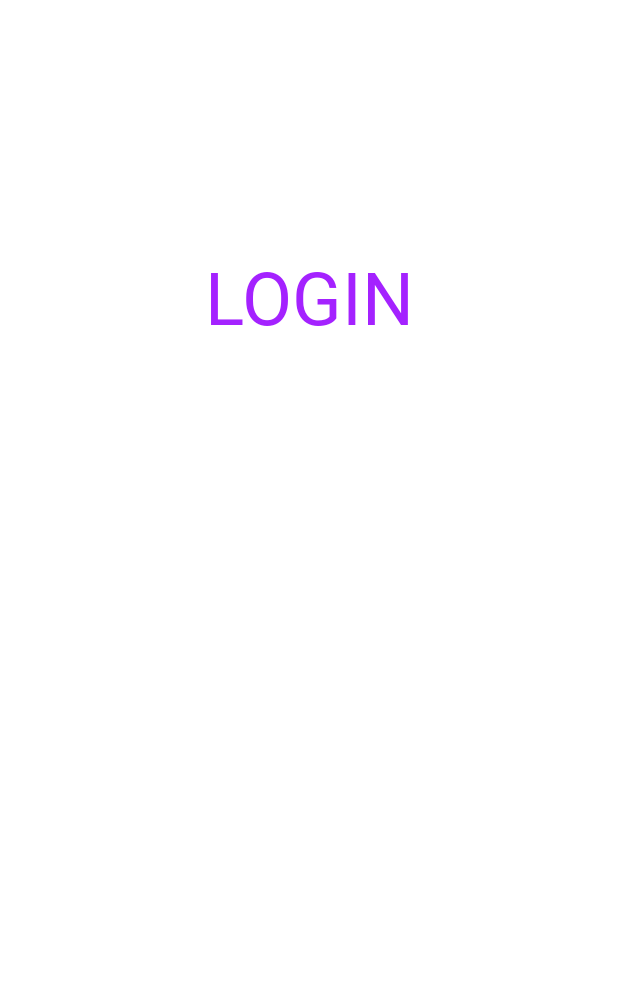
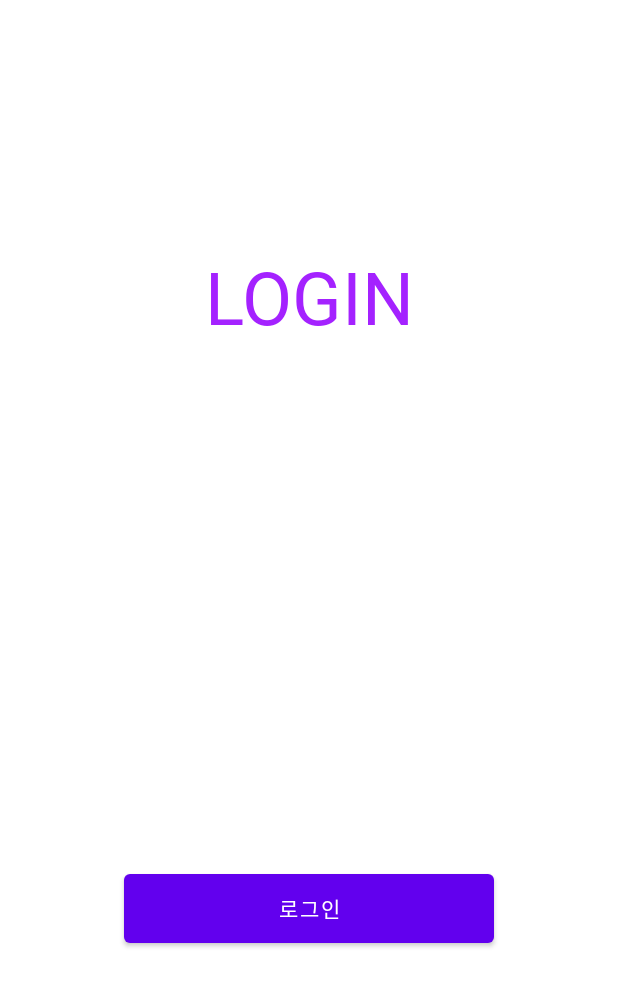
Before and after one commit to hanchang97/Wanna-Movie, an Android app: the screen it shows after launch (LoginActivity), on a phone screen of 412 x 824 dp. Shown: the top 986 px of the screen. Run offline under Robolectric (Android 15) with nearby library versions, the phone set to English and light mode, and no system bars.

Commit message:
로그인 화면  수정 중

```diff
--- a/app/src/main/res/layout/activity_login.xml
+++ b/app/src/main/res/layout/activity_login.xml
@@ -5,6 +5,8 @@
     xmlns:app="http://schemas.android.com/apk/res-auto">
 
     <!-- guideline start -->
+
+    <!-- horizontal -->
     <androidx.constraintlayout.widget.Guideline
         android:id="@+id/guideline_horizontal_20"
         android:layout_width="0dp"
@@ -19,6 +21,39 @@
         android:orientation="horizontal"
         app:layout_constraintGuide_percent="0.28"/>
 
+    <androidx.constraintlayout.widget.Guideline
+        android:id="@+id/guideline_horizontal_70"
+        android:layout_width="0dp"
+        android:layout_height="0dp"
+        android:orientation="horizontal"
+        app:layout_constraintGuide_percent="0.70"/>
+
+    <androidx.constraintlayout.widget.Guideline
+        android:id="@+id/guideline_horizontal_77"
+        android:layout_width="0dp"
+        android:layout_height="0dp"
+        android:orientation="horizontal"
+        app:layout_constraintGuide_percent="0.77"/>
+    <!-- horizontal -->
+
+
+    <!-- vertical -->
+    <androidx.constraintlayout.widget.Guideline
+        android:id="@+id/guideline_vertical_20"
+        android:layout_width="0dp"
+        android:layout_height="0dp"
+        android:orientation="vertical"
+        app:layout_constraintGuide_percent="0.20"/>
+
+    <androidx.constraintlayout.widget.Guideline
+        android:id="@+id/guideline_vertical_80"
+        android:layout_width="0dp"
+        android:layout_height="0dp"
+        android:orientation="vertical"
+        app:layout_constraintGuide_percent="0.80"/>
+
+    <!-- vertical -->
+
 
     <!-- guideline end -->
 
@@ -31,4 +66,13 @@
         style="@style/tv_login_title"
         android:maxLines="1"/>
 
+    <com.google.android.material.button.MaterialButton
+        android:layout_width="0dp"
+        android:layout_height="0dp"
+        app:layout_constraintLeft_toRightOf="@id/guideline_vertical_20"
+        app:layout_constraintRight_toLeftOf="@id/guideline_vertical_80"
+        app:layout_constraintTop_toBottomOf="@id/guideline_horizontal_70"
+        app:layout_constraintBottom_toTopOf="@id/guideline_horizontal_77"
+        android:text="로그인"/>
+
 </androidx.constraintlayout.widget.ConstraintLayout>
```
